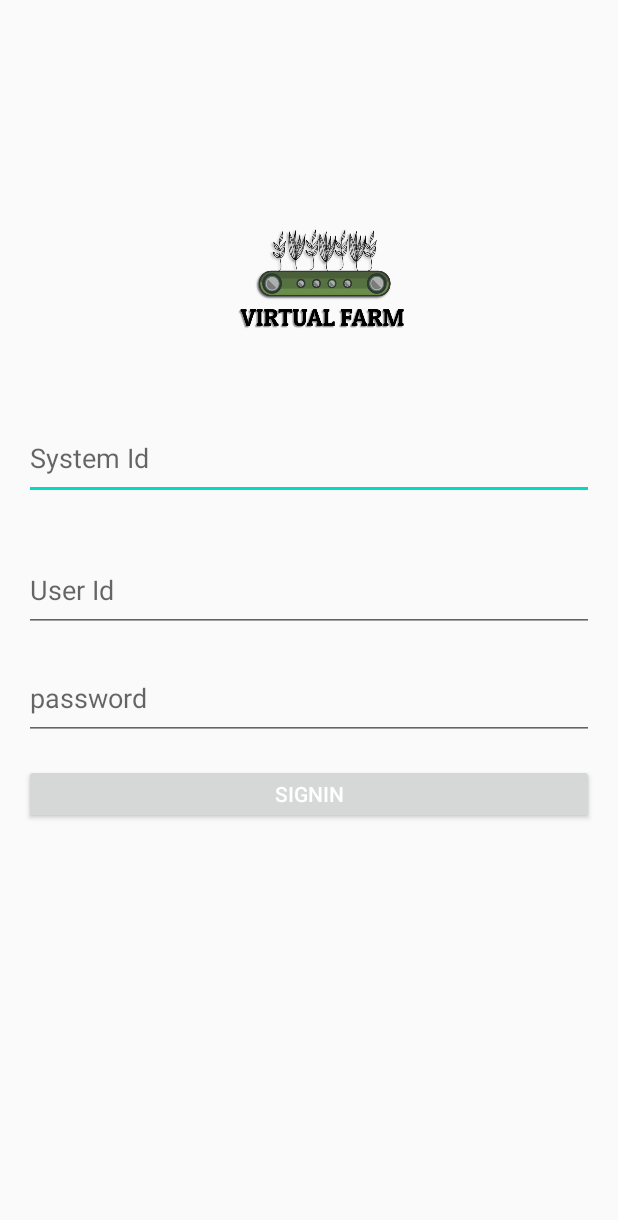
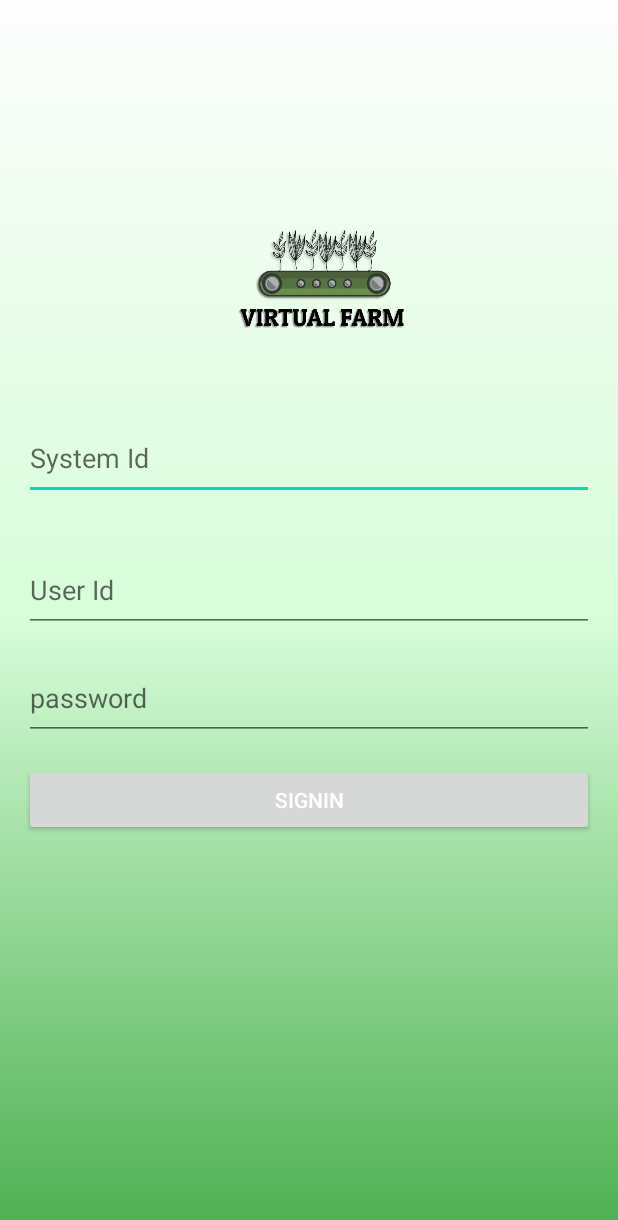
Before and after one commit to yashambkr/VirtualFarm, an Android app: the screen it shows after launch (LoginPage), on a phone screen of 412 x 824 dp. Shown: the top 1220 px of the screen. Run offline under Robolectric (Android 15) with nearby library versions, the phone set to English and light mode, and no system bars; our stand-ins replace Firebase (no records; nobody signed in at launch, a user with empty details on screens opened directly).

```diff
--- /dev/null
+++ b/app/src/main/res/drawable/gradient.xml
@@ -0,0 +1,13 @@
+<?xml version="1.0" encoding="utf-8"?>
+<selector xmlns:android="http://schemas.android.com/apk/res/android">
+    <item>
+        <shape>
+            <gradient
+                android:startColor="#4CAF50"
+                android:centerColor="#D7FDD9"
+                android:endColor="#FDFDFD"
+                android:type="linear"
+                android:angle="90"/>
+        </shape>
+    </item>
+</selector>
--- a/app/src/main/res/layout/login_page.xml
+++ b/app/src/main/res/layout/login_page.xml
@@ -5,7 +5,8 @@
     android:layout_width="match_parent"
     android:orientation="vertical"
     android:layout_height="match_parent"
-    tools:context="LoginPage">
+    tools:context="LoginPage"
+    android:background="@drawable/gradient">
 
     <ImageView
         android:layout_width="170dp"
@@ -47,12 +48,12 @@
         android:id="@+id/password"/>
 
     <Button
+        android:id="@+id/SigninBtn"
         android:layout_width="match_parent"
-        android:layout_height="40dp"
+        android:layout_height="48dp"
         android:layout_marginLeft="16dp"
         android:layout_marginTop="16dp"
         android:layout_marginRight="16dp"
         android:text="SignIn"
-        android:textColor="#ffffff"
-        android:id = "@+id/SigninBtn"/>
+        android:textColor="#ffffff" />
 </LinearLayout>
```
